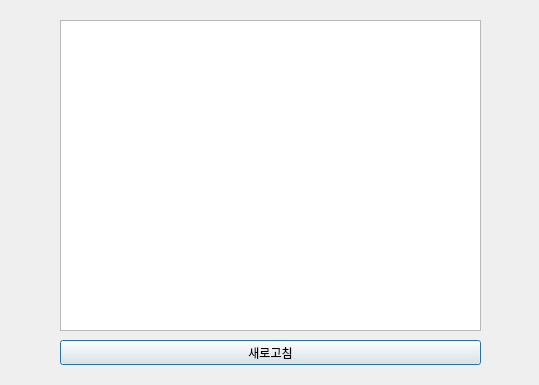
IOT-summer-festival/summer-festival, file AssociateClient/client.ui: the form before one commit.
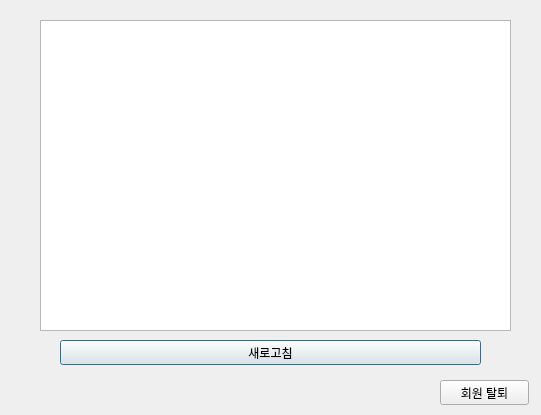
The form after the commit.

Patch:
```diff
--- a/AssociateClient/client.ui
+++ b/AssociateClient/client.ui
@@ -6,8 +6,8 @@
    <rect>
     <x>0</x>
     <y>0</y>
-    <width>539</width>
-    <height>385</height>
+    <width>541</width>
+    <height>415</height>
    </rect>
   </property>
   <property name="windowTitle">
@@ -26,18 +26,28 @@
     <string>새로고침</string>
    </property>
   </widget>
-  <widget class="QTextEdit" name="textEdit">
+  <widget class="QPushButton" name="out">
    <property name="geometry">
     <rect>
-     <x>60</x>
+     <x>440</x>
+     <y>380</y>
+     <width>89</width>
+     <height>25</height>
+    </rect>
+   </property>
+   <property name="text">
+    <string>회원 탈퇴</string>
+   </property>
+  </widget>
+  <widget class="QListWidget" name="list">
+   <property name="geometry">
+    <rect>
+     <x>40</x>
      <y>20</y>
-     <width>421</width>
+     <width>471</width>
      <height>311</height>
     </rect>
    </property>
-   <property name="readOnly">
-    <bool>true</bool>
-   </property>
   </widget>
  </widget>
  <resources/>
```
